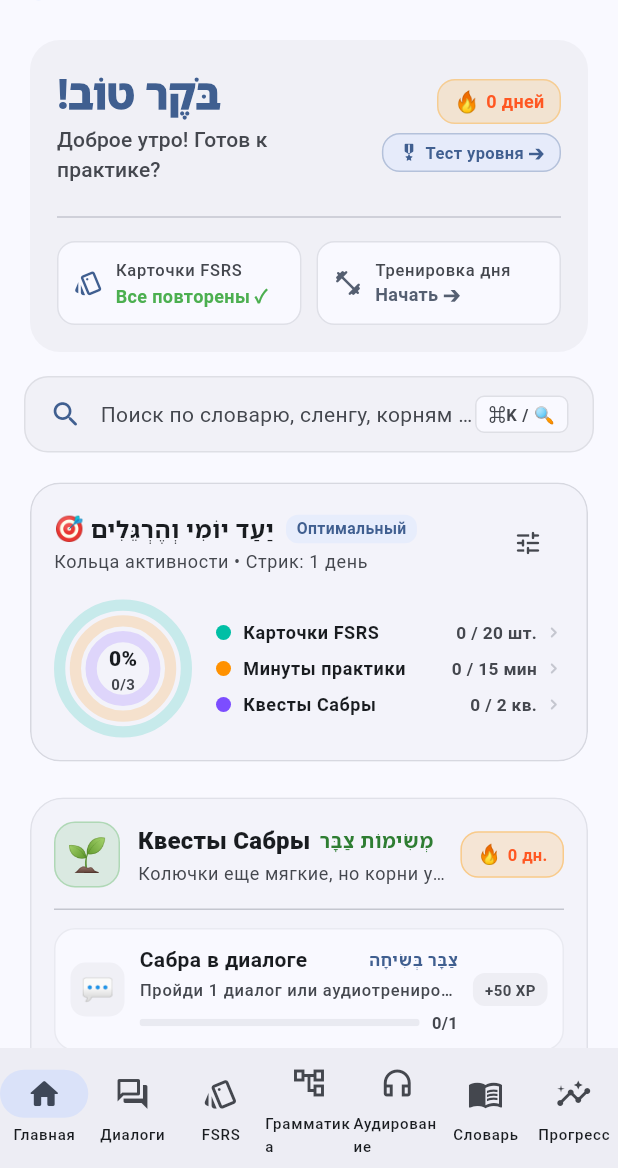
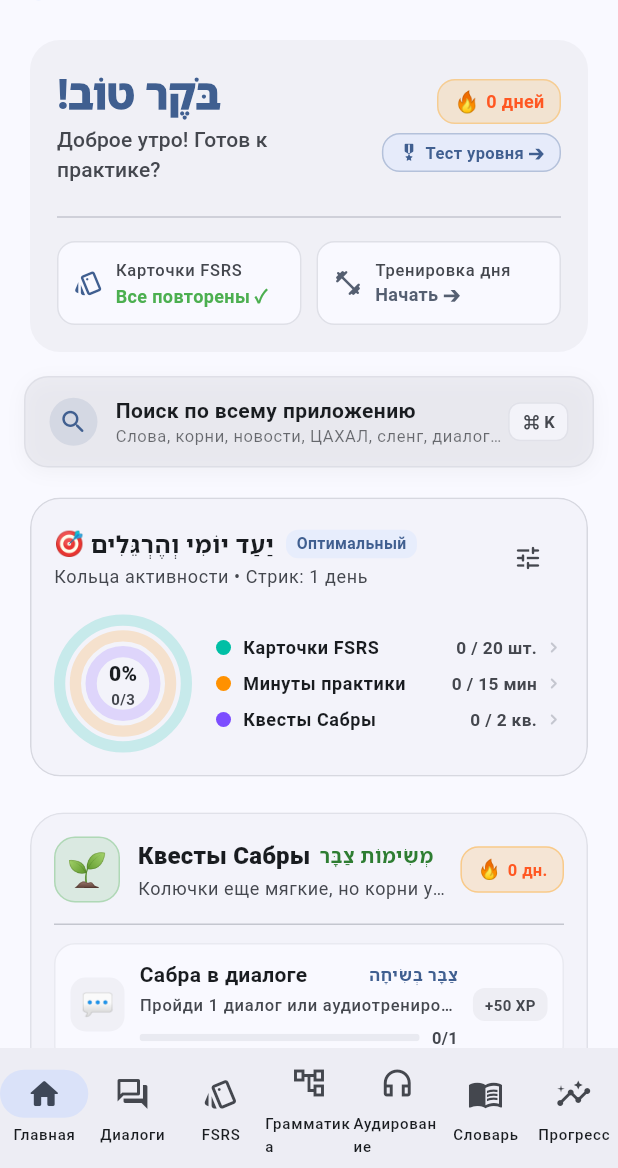
Before and after one commit to badmuchi/nexus-hebrew, a Flutter app: the screen it shows after launch, on a phone screen of 412 x 824 dp, the part 68-1236 px from its top. Run offline on Flutter 3.47's test engine with Material 3 defaults, Android fonts, the phone set to English and light mode, and no system bars; our stand-ins replace dio, drift, drift_flutter, equatable, flutter_bloc, flutter_secure_storage and 2 more; missing offline and left inert: dart:js_interop, unorm_dart; accounts and stored records are empty; generated files the repository leaves out were written again.

Commit message:
chore(release): bump version to 1.0.0+1, add omni-search spotlight and upgrade Pages CI

```diff
--- a/lib/features/home/presentation/screens/home_screen.dart
+++ b/lib/features/home/presentation/screens/home_screen.dart
@@ -21,6 +21,7 @@ import '../../../scenes/domain/repositories/scenes_repository.dart';
 import '../../../scenes/presentation/screens/scenes_catalog_screen.dart';
 import '../../../search/domain/services/omni_search_engine.dart';
 import '../../../search/presentation/widgets/omni_search_sheet.dart';
+import '../../../search/presentation/widgets/omni_spotlight_bar.dart';
 import '../../../slang/domain/usecases/get_slang_expressions.dart';
 import '../../../srs/domain/usecases/add_card_to_srs.dart';
 import '../../../srs/presentation/cubit/srs_session_cubit.dart';
@@ -511,56 +512,7 @@ class _HomeScreenState extends State<HomeScreen> {
           const SizedBox(height: 12),
 
           // Spotlight Search Bar Trigger
-          InkWell(
-            onTap: _openOmniSearch,
-            borderRadius: BorderRadius.circular(16),
-            child: Container(
-              padding: const EdgeInsets.symmetric(horizontal: 16, vertical: 12),
-              decoration: BoxDecoration(
-                color: theme.colorScheme.surfaceContainerHighest.withValues(alpha: 0.35),
-                borderRadius: BorderRadius.circular(16),
-                border: Border.all(
-                  color: theme.colorScheme.outline.withValues(alpha: 0.15),
-                ),
-              ),
-              child: Row(
-                children: [
-                  Icon(
-                    Icons.search_rounded,
-                    color: theme.colorScheme.primary,
-                    size: 22,
-                  ),
-                  const SizedBox(width: 12),
-                  Expanded(
-                    child: Text(
-                      'Поиск по словарю, сленгу, корням и алфавиту...',
-                      style: theme.textTheme.bodyMedium?.copyWith(
-                        color: theme.colorScheme.onSurfaceVariant,
-                      ),
-                      overflow: TextOverflow.ellipsis,
-                    ),
-                  ),
-                  Container(
-                    padding: const EdgeInsets.symmetric(horizontal: 8, vertical: 3),
-                    decoration: BoxDecoration(
-                      color: theme.colorScheme.surface,
-                      borderRadius: BorderRadius.circular(6),
-                      border: Border.all(
-                        color: theme.colorScheme.outline.withValues(alpha: 0.2),
-                      ),
-                    ),
-                    child: Text(
-                      '⌘K / 🔍',
-                      style: theme.textTheme.labelSmall?.copyWith(
-                        fontWeight: FontWeight.bold,
-                        color: theme.colorScheme.onSurfaceVariant,
-                      ),
-                    ),
-                  ),
-                ],
-              ),
-            ),
-          ),
+          OmniSpotlightBar(onTap: _openOmniSearch),
           const SizedBox(height: 16),
 
           // Daily Activity Rings & Goals
--- a/lib/features/search/domain/entities/omni_search_result.dart
+++ b/lib/features/search/domain/entities/omni_search_result.dart
@@ -3,11 +3,15 @@ import 'package:equatable/equatable.dart';
 /// Categories of items returned in the global Omni-Search.
 enum OmniResultCategory {
   dictionary(id: 'dictionary', labelRu: 'Словарь'),
+  shoresh(id: 'shoresh', labelRu: 'Корни'),
+  army(id: 'army', labelRu: 'ЦАХАЛ / Армия'),
+  news(id: 'news', labelRu: 'Новости'),
+  chat(id: 'chat', labelRu: 'WhatsApp'),
+  dialogue(id: 'dialogue', labelRu: 'Диалоги'),
   slang(id: 'slang', labelRu: 'Сленг'),
   grammar(id: 'grammar', labelRu: 'Грамматика'),
   alphabet(id: 'alphabet', labelRu: 'Алфавит'),
-  preposition(id: 'preposition', labelRu: 'Предлоги'),
-  shoresh(id: 'shoresh', labelRu: 'Корни');
+  preposition(id: 'preposition', labelRu: 'Предлоги');
 
   const OmniResultCategory({required this.id, required this.labelRu});
 
--- /dev/null
+++ b/lib/features/search/presentation/widgets/omni_spotlight_bar.dart
@@ -0,0 +1,116 @@
+import 'package:flutter/material.dart';
+
+/// Interactive Spotlight / Omnibox search trigger bar displayed on HomeScreen.
+class OmniSpotlightBar extends StatelessWidget {
+  final VoidCallback onTap;
+
+  const OmniSpotlightBar({
+    super.key,
+    required this.onTap,
+  });
+
+  @override
+  Widget build(BuildContext context) {
+    final theme = Theme.of(context);
+    final isDark = theme.brightness == Brightness.dark;
+
+    return Semantics(
+      button: true,
+      label: 'Открыть глобальный поиск по приложению',
+      child: Material(
+        color: Colors.transparent,
+        child: InkWell(
+          onTap: onTap,
+          borderRadius: BorderRadius.circular(16),
+          child: Container(
+            padding: const EdgeInsets.symmetric(horizontal: 16, vertical: 12),
+            decoration: BoxDecoration(
+              color: isDark
+                  ? theme.colorScheme.surfaceContainerHighest.withAlpha(90)
+                  : theme.colorScheme.surfaceContainerHighest.withAlpha(140),
+              borderRadius: BorderRadius.circular(16),
+              border: Border.all(
+                color: theme.colorScheme.outlineVariant.withAlpha(80),
+              ),
+              boxShadow: [
+                BoxShadow(
+                  color: Colors.black.withAlpha(isDark ? 30 : 10),
+                  blurRadius: 10,
+                  offset: const Offset(0, 3),
+                ),
+              ],
+            ),
+            child: Row(
+              children: [
+                Container(
+                  padding: const EdgeInsets.all(6),
+                  decoration: BoxDecoration(
+                    color: theme.colorScheme.primary.withAlpha(30),
+                    shape: BoxShape.circle,
+                  ),
+                  child: Icon(
+                    Icons.search_rounded,
+                    size: 20,
+                    color: theme.colorScheme.primary,
+                  ),
+                ),
+                const SizedBox(width: 12),
+                Expanded(
+                  child: Column(
+                    crossAxisAlignment: CrossAxisAlignment.start,
+                    mainAxisSize: MainAxisSize.min,
+                    children: [
+                      Text(
+                        'Поиск по всему приложению',
+                        style: theme.textTheme.bodyMedium?.copyWith(
+                          fontWeight: FontWeight.w600,
+                        ),
+                      ),
+                      Text(
+                        'Слова, корни, новости, ЦАХАЛ, сленг, диалоги...',
+                        style: theme.textTheme.bodySmall?.copyWith(
+                          color: theme.textTheme.bodySmall?.color?.withAlpha(160),
+                          fontSize: 11,
+                        ),
+                        overflow: TextOverflow.ellipsis,
+                      ),
+                    ],
+                  ),
+                ),
+                Container(
+                  padding: const EdgeInsets.symmetric(horizontal: 8, vertical: 4),
+                  decoration: BoxDecoration(
+                    color: theme.colorScheme.surface.withAlpha(160),
+                    borderRadius: BorderRadius.circular(8),
+                    border: Border.all(
+                      color: theme.colorScheme.outlineVariant.withAlpha(100),
+                    ),
+                  ),
+                  child: Row(
+                    mainAxisSize: MainAxisSize.min,
+                    children: [
+                      Icon(
+                        Icons.keyboard_command_key_rounded,
+                        size: 13,
+                        color: theme.colorScheme.onSurfaceVariant,
+                      ),
+                      const SizedBox(width: 2),
+                      Text(
+                        'K',
+                        style: TextStyle(
+                          fontSize: 11,
+                          fontWeight: FontWeight.bold,
+                          color: theme.colorScheme.onSurfaceVariant,
+                        ),
+                      ),
+                    ],
+                  ),
+                ),
+              ],
+            ),
+          ),
+        ),
+      ),
+    );
+  }
+}
--- a/pubspec.yaml
+++ b/pubspec.yaml
@@ -1,7 +1,7 @@
 name: nexus_hebrew_app
 description: Offline-first Hebrew learning application built with DDD and Clean Architecture.
 publish_to: 'none'
-version: 0.3.0+1
+version: 1.0.0+1
 
 environment:
   sdk: '>=3.5.0 <4.0.0'
```
Also changed, not shown: lib/features/search/domain/services/omni_search_engine.dart (+92 -1 lines), lib/features/search/presentation/widgets/omni_search_result_tile.dart (+24 -1 lines), lib/features/search/presentation/widgets/omni_search_sheet.dart (+44 -6 lines), 5 other files.
